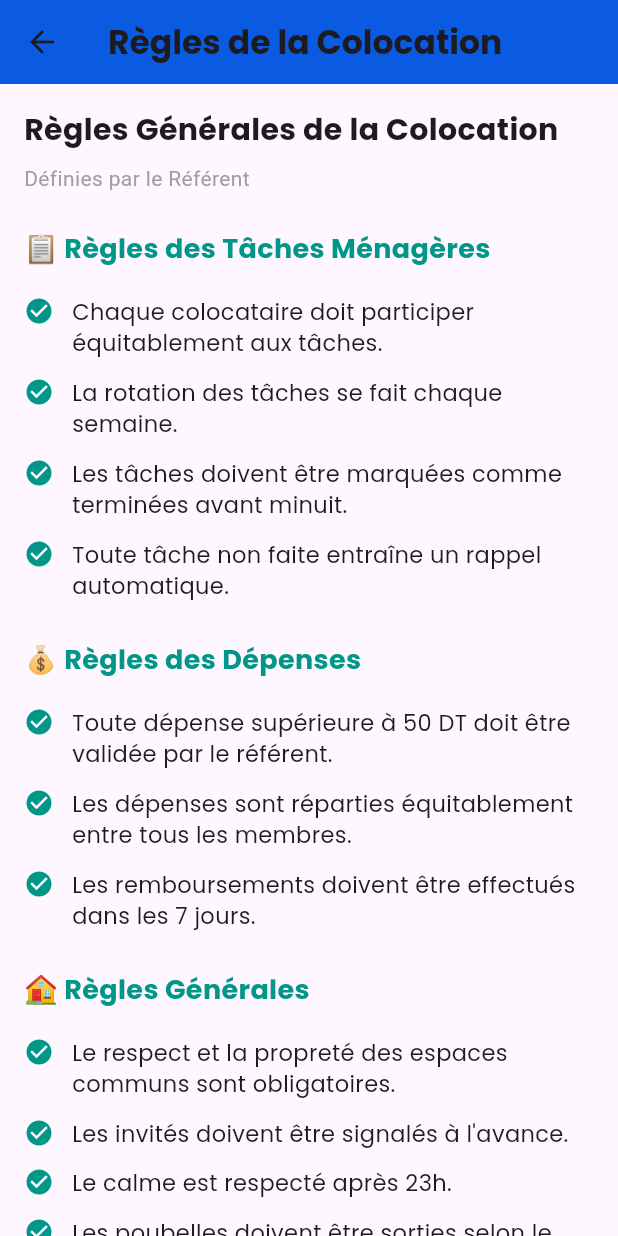
After one commit to khalil-kacem/devmob-coloc-app, a Flutter app: the TaskRulesScreen screen opened directly, on a phone screen of 412 x 824 dp. The commit adds this screen. Run offline on Flutter 3.47's test engine with Material 3 defaults, Android fonts, the phone set to English and light mode, and no system bars; our stand-ins replace cloud_firestore, firebase_auth, firebase_core, firebase_messaging, firebase_storage, flutter_local_notifications and 3 more; accounts and stored records are empty.

Commit message:
feat: admin space - pages Gérer les membres + Règles de répartition

```diff
--- /dev/null
+++ b/lib/views/settings/task_rules_screen.dart
@@ -0,0 +1,101 @@
+// lib/views/settings/task_rules_screen.dart
+import 'package:flutter/material.dart';
+import 'package:google_fonts/google_fonts.dart';
+
+class TaskRulesScreen extends StatelessWidget {
+  const TaskRulesScreen({super.key});
+
+  @override
+  Widget build(BuildContext context) {
+    return Scaffold(
+      appBar: AppBar(
+        title: Text("Règles de la Colocation",
+            style: GoogleFonts.poppins(fontWeight: FontWeight.bold)),
+        backgroundColor: const Color(0xFF0A5BE1),
+      ),
+      body: SingleChildScrollView(
+        padding: const EdgeInsets.all(16),
+        child: Column(
+          crossAxisAlignment: CrossAxisAlignment.start,
+          children: [
+            Text(
+              "Règles Générales de la Colocation",
+              style: GoogleFonts.poppins(
+                  fontSize: 20, fontWeight: FontWeight.bold),
+            ),
+            const SizedBox(height: 8),
+            const Text(
+              "Définies par le Référent",
+              style: TextStyle(color: Colors.grey),
+            ),
+            const SizedBox(height: 24),
+
+            // Règles des tâches
+            _buildSectionTitle("📋 Règles des Tâches Ménagères"),
+            _buildRuleItem(
+                "Chaque colocataire doit participer équitablement aux tâches."),
+            _buildRuleItem("La rotation des tâches se fait chaque semaine."),
+            _buildRuleItem(
+                "Les tâches doivent être marquées comme terminées avant minuit."),
+            _buildRuleItem(
+                "Toute tâche non faite entraîne un rappel automatique."),
+
+            const SizedBox(height: 20),
+
+            // Règles des dépenses
+            _buildSectionTitle("💰 Règles des Dépenses"),
+            _buildRuleItem(
+                "Toute dépense supérieure à 50 DT doit être validée par le référent."),
+            _buildRuleItem(
+                "Les dépenses sont réparties équitablement entre tous les membres."),
+            _buildRuleItem(
+                "Les remboursements doivent être effectués dans les 7 jours."),
+
+            const SizedBox(height: 20),
+
+            // Règles générales
+            _buildSectionTitle("🏠 Règles Générales"),
+            _buildRuleItem(
+                "Le respect et la propreté des espaces communs sont obligatoires."),
+            _buildRuleItem("Les invités doivent être signalés à l'avance."),
+            _buildRuleItem("Le calme est respecté après 23h."),
+            _buildRuleItem(
+                "Les poubelles doivent être sorties selon le planning."),
+
+            const SizedBox(height: 30),
+          ],
+        ),
+      ),
+    );
+  }
+
+  Widget _buildSectionTitle(String title) {
+    return Padding(
+      padding: const EdgeInsets.only(bottom: 12),
+      child: Text(
+        title,
+        style: GoogleFonts.poppins(
+            fontSize: 18, fontWeight: FontWeight.bold, color: Colors.teal),
+      ),
+    );
+  }
+
+  Widget _buildRuleItem(String rule) {
+    return Padding(
+      padding: const EdgeInsets.symmetric(vertical: 6),
+      child: Row(
+        crossAxisAlignment: CrossAxisAlignment.start,
+        children: [
+          const Icon(Icons.check_circle, color: Colors.teal, size: 20),
+          const SizedBox(width: 12),
+          Expanded(
+            child: Text(
+              rule,
+              style: GoogleFonts.poppins(fontSize: 15, height: 1.4),
+            ),
+          ),
+        ],
+      ),
+    );
+  }
+}
```
Also changed, not shown: lib/views/settings/members_management_screen.dart (added, +212 -0 lines), lib/views/settings/settings_screen.dart (+25 -36 lines).
